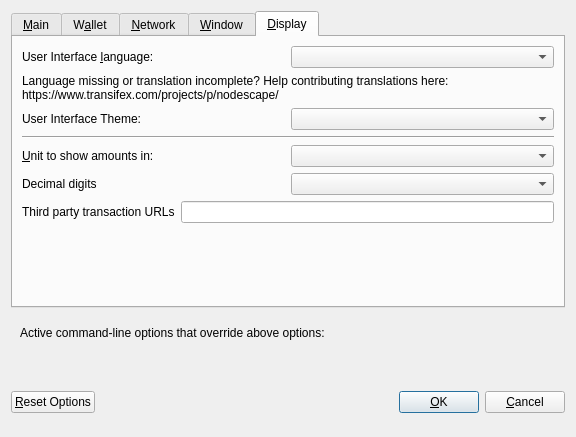
First picture: the form in src/qt/forms/optionsdialog.ui, repository richieburns/Nodescape, before the edit.
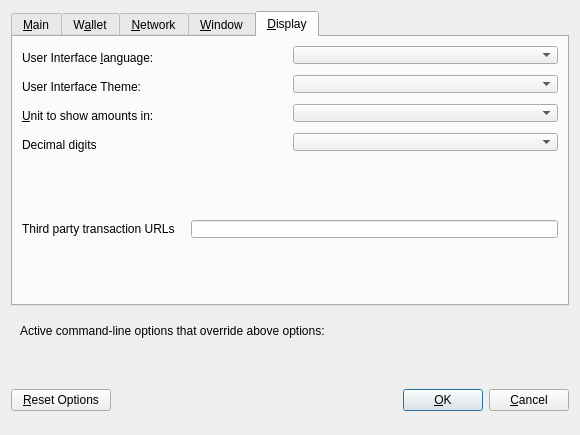
Second picture: the form after the edit. The open tabs and pages were chosen to show the change. Custom widgets are drawn as their Qt base class.

Commit message: Re-style options dialog

```diff
--- a/src/qt/forms/optionsdialog.ui
+++ b/src/qt/forms/optionsdialog.ui
@@ -6,19 +6,31 @@
    <rect>
     <x>0</x>
     <y>0</y>
-    <width>576</width>
-    <height>402</height>
+    <width>580</width>
+    <height>411</height>
    </rect>
   </property>
+  <property name="minimumSize">
+   <size>
+    <width>580</width>
+    <height>0</height>
+   </size>
+  </property>
   <property name="windowTitle">
    <string>Options</string>
   </property>
+  <property name="styleSheet">
+   <string notr="true"/>
+  </property>
   <property name="modal">
    <bool>true</bool>
   </property>
   <layout class="QVBoxLayout" name="verticalLayout">
    <item>
     <widget class="QTabWidget" name="tabWidget">
+     <property name="styleSheet">
+      <string notr="true"/>
+     </property>
      <property name="currentIndex">
       <number>0</number>
      </property>
@@ -41,6 +53,9 @@
         <layout class="QHBoxLayout" name="horizontalLayout_2_Main">
          <item>
           <widget class="QLabel" name="databaseCacheLabel">
+           <property name="styleSheet">
+            <string notr="true">margin-left:1px;</string>
+           </property>
            <property name="text">
             <string>Size of &amp;database cache</string>
            </property>
@@ -53,7 +68,11 @@
           </widget>
          </item>
          <item>
-          <widget class="QSpinBox" name="databaseCache"/>
+          <widget class="QSpinBox" name="databaseCache">
+           <property name="styleSheet">
+            <string notr="true">margin-left:93px;</string>
+           </property>
+          </widget>
          </item>
          <item>
           <widget class="QLabel" name="databaseCacheUnitLabel">
@@ -84,6 +103,9 @@
         <layout class="QHBoxLayout" name="horizontalLayout_3_Main">
          <item>
           <widget class="QLabel" name="threadsScriptVerifLabel">
+           <property name="styleSheet">
+            <string notr="true">margin-right:10px;</string>
+           </property>
            <property name="text">
             <string>Number of script &amp;verification threads</string>
            </property>
@@ -100,6 +122,9 @@
            <property name="toolTip">
             <string>(0 = auto, &lt;0 = leave that many cores free)</string>
            </property>
+           <property name="styleSheet">
+            <string notr="true">margin-left: 10px;</string>
+           </property>
           </widget>
          </item>
          <item>
@@ -220,6 +245,9 @@
          </item>
          <item>
           <widget class="QSpinBox" name="privateSendRounds">
+           <property name="styleSheet">
+            <string notr="true">margin-left:10px;</string>
+           </property>
            <property name="minimum">
             <number>2</number>
            </property>
@@ -252,6 +280,9 @@
            <property name="accessibleDescription">
             <string notr="true"/>
            </property>
+           <property name="styleSheet">
+            <string notr="true">margin-left:0px;</string>
+           </property>
            <property name="text">
             <string>Amount of Nodescape to keep anonymized</string>
            </property>
@@ -259,6 +290,9 @@
          </item>
          <item>
           <widget class="QSpinBox" name="privateSendAmount">
+           <property name="styleSheet">
+            <string notr="true">margin-left:10px;</string>
+           </property>
            <property name="minimum">
             <number>2</number>
            </property>
@@ -345,7 +379,7 @@
            <property name="minimumSize">
             <size>
              <width>140</width>
-             <height>0</height>
+             <height>31</height>
             </size>
            </property>
            <property name="maximumSize">
@@ -361,6 +395,9 @@
          </item>
          <item>
           <widget class="QLabel" name="proxyPortLabel">
+           <property name="styleSheet">
+            <string notr="true">margin-left:10px;</string>
+           </property>
            <property name="text">
             <string>&amp;Port:</string>
            </property>
@@ -377,7 +414,7 @@
            <property name="minimumSize">
             <size>
              <width>55</width>
-             <height>0</height>
+             <height>31</height>
             </size>
            </property>
            <property name="maximumSize">
@@ -532,7 +569,7 @@
            <property name="minimumSize">
             <size>
              <width>140</width>
-             <height>0</height>
+             <height>31</height>
             </size>
            </property>
            <property name="maximumSize">
@@ -548,6 +585,9 @@
          </item>
          <item>
           <widget class="QLabel" name="proxyPortTorLabel">
+           <property name="styleSheet">
+            <string notr="true">margin-left:10px;</string>
+           </property>
            <property name="text">
             <string>&amp;Port:</string>
            </property>
@@ -564,7 +604,7 @@
            <property name="minimumSize">
             <size>
              <width>55</width>
-             <height>0</height>
+             <height>31</height>
             </size>
            </property>
            <property name="maximumSize">
@@ -683,39 +723,13 @@
            <property name="toolTip">
             <string>The user interface language can be set here. This setting will take effect after restarting Nodescape Core.</string>
            </property>
+           <property name="styleSheet">
+            <string notr="true">margin-bottom:5px;</string>
+           </property>
           </widget>
          </item>
         </layout>
        </item>
-       <item>
-        <widget class="QLabel" name="label_3">
-         <property name="toolTip">
-          <string notr="true"/>
-         </property>
-         <property name="statusTip">
-          <string notr="true"/>
-         </property>
-         <property name="whatsThis">
-          <string notr="true"/>
-         </property>
-         <property name="accessibleName">
-          <string notr="true"/>
-         </property>
-         <property name="text">
-          <string>Language missing or translation incomplete? Help contributing translations here:
-https://www.transifex.com/projects/p/nodescape/</string>
-         </property>
-         <property name="wordWrap">
-          <bool>true</bool>
-         </property>
-         <property name="openExternalLinks">
-          <bool>true</bool>
-         </property>
-         <property name="textInteractionFlags">
-          <set>Qt::TextBrowserInteraction</set>
-         </property>
-        </widget>
-       </item>
        <item>
         <layout class="QHBoxLayout" name="horizontalLayout_4_Display" stretch="0,0">
          <item>
@@ -726,17 +740,14 @@
           </widget>
          </item>
          <item>
-          <widget class="QValueComboBox" name="theme"/>
+          <widget class="QValueComboBox" name="theme">
+           <property name="styleSheet">
+            <string notr="true">margin-bottom:5px;</string>
+           </property>
+          </widget>
          </item>
         </layout>
        </item>
-       <item>
-        <widget class="Line" name="line">
-         <property name="orientation">
-          <enum>Qt::Horizontal</enum>
-         </property>
-        </widget>
-       </item>
        <item>
         <layout class="QHBoxLayout" name="horizontalLayout_2_Display">
          <item>
@@ -757,6 +768,9 @@
            <property name="toolTip">
             <string>Choose the default subdivision unit to show in the interface and when sending coins.</string>
            </property>
+           <property name="styleSheet">
+            <string notr="true">margin-bottom:5px;</string>
+           </property>
           </widget>
          </item>
         </layout>
@@ -771,10 +785,27 @@
           </widget>
          </item>
          <item>
-          <widget class="QValueComboBox" name="digits"/>
+          <widget class="QValueComboBox" name="digits">
+           <property name="styleSheet">
+            <string notr="true">margin-bottom:5px;</string>
+           </property>
+          </widget>
          </item>
         </layout>
        </item>
+       <item>
+        <spacer name="verticalSpacer_2">
+         <property name="orientation">
+          <enum>Qt::Vertical</enum>
+         </property>
+         <property name="sizeHint" stdset="0">
+          <size>
+           <width>20</width>
+           <height>40</height>
+          </size>
+         </property>
+        </spacer>
+       </item>
        <item>
         <layout class="QHBoxLayout" name="horizontalLayout_3_Display">
          <item>
@@ -795,6 +826,10 @@
            <property name="toolTip">
             <string>Third party URLs (e.g. a block explorer) that appear in the transactions tab as context menu items.&lt;br/&gt;%s in the URL is replaced by transaction hash. Multiple URLs are separated by vertical bar |.</string>
            </property>
+           <property name="styleSheet">
+            <string notr="true">margin-left:10px;
+</string>
+           </property>
           </widget>
          </item>
         </layout>
@@ -866,6 +901,12 @@
     <layout class="QHBoxLayout" name="horizontalLayout_Buttons">
      <item>
       <widget class="QPushButton" name="resetButton">
+       <property name="minimumSize">
+        <size>
+         <width>100</width>
+         <height>0</height>
+        </size>
+       </property>
        <property name="toolTip">
         <string>Reset all client options to default.</string>
        </property>
@@ -900,8 +941,7 @@
        </property>
        <property name="font">
         <font>
-         <weight>75</weight>
-         <bold>true</bold>
+         <pointsize>10</pointsize>
         </font>
        </property>
        <property name="text">
```
Left out of the diff: 4 changed lines with no effect on the pictures.
